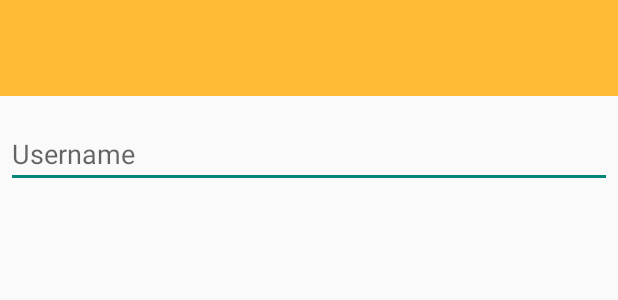
After one commit to aelillie/ReRide_Platform, an Android app: the layout dialog_signin.xml on its own in the app's theme, with its tools: preview values and no code run, on a phone screen of 412 x 824 dp. The commit adds this screen. Shown: the top 300 px of the screen. Run offline under Robolectric (Android 15) with nearby library versions, the phone set to English and light mode, and no system bars.

Commit message:
Add dialog box for sign in

```diff
--- /dev/null
+++ b/Central/Android/ReRide/app/src/main/res/layout/dialog_signin.xml
@@ -0,0 +1,24 @@
+<?xml version="1.0" encoding="utf-8"?>
+<LinearLayout xmlns:android="http://schemas.android.com/apk/res/android"
+              android:orientation="vertical"
+              android:layout_width="match_parent"
+              android:layout_height="match_parent">
+
+    <ImageView
+        android:layout_width="match_parent"
+        android:layout_height="64dp"
+        android:scaleType="center"
+        android:background="#FFFFBB33"
+        android:contentDescription="@string/app_name" />
+    <EditText
+        android:id="@+id/username"
+        android:inputType="textEmailAddress"
+        android:layout_width="match_parent"
+        android:layout_height="wrap_content"
+        android:layout_marginTop="16dp"
+        android:layout_marginLeft="4dp"
+        android:layout_marginRight="4dp"
+        android:layout_marginBottom="4dp"
+        android:hint="@string/username" />
+
+</LinearLayout>
--- a/Central/Android/ReRide/app/src/main/res/values/strings.xml
+++ b/Central/Android/ReRide/app/src/main/res/values/strings.xml
@@ -38,4 +38,7 @@
     <string name="label_id">ID:</string>
     <string name="data_unit_label">Unit:</string>
     <string name="data_value_label">Value:</string>
+    <string name="username">Username</string>
+    <string name="sign_in">Sign in</string>
+    <string name="cancel">Cancel</string>
 </resources>
```
Also changed, not shown: Central/Android/ReRide/app/src/main/java/com/anders/reride/MainActivity.java (+20 -57 lines).
